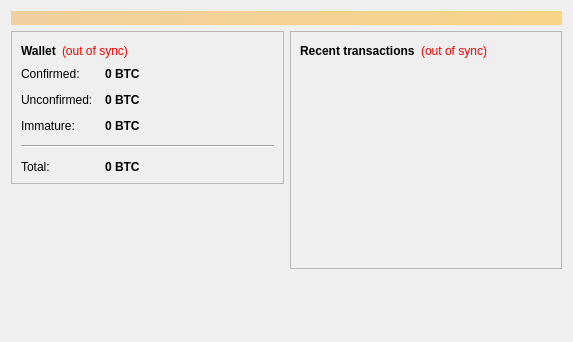
Before: the Qt Designer form src/qt/forms/overviewpage.ui in raffermeko/bitcoin, drawn with Qt 5.
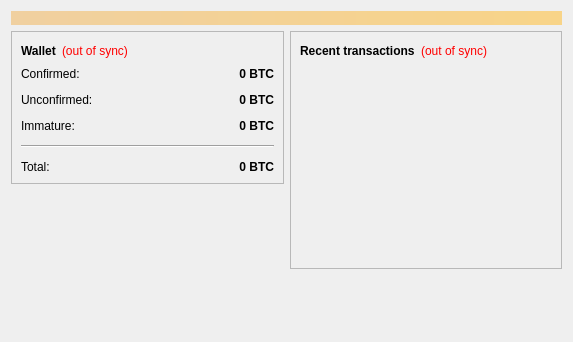
After: the same form once the commit is applied.

Commit message:
qt: align amounts on overview page to the right
This is more consistent with other places in the GUI.

Patch:
```diff
--- a/src/qt/forms/overviewpage.ui
+++ b/src/qt/forms/overviewpage.ui
@@ -124,6 +124,9 @@
               <property name="text">
                <string notr="true">0 BTC</string>
               </property>
+              <property name="alignment">
+               <set>Qt::AlignRight|Qt::AlignTrailing|Qt::AlignVCenter</set>
+              </property>
               <property name="textInteractionFlags">
                <set>Qt::LinksAccessibleByMouse|Qt::TextSelectableByKeyboard|Qt::TextSelectableByMouse</set>
               </property>
@@ -153,6 +156,9 @@
               <property name="text">
                <string notr="true">0 BTC</string>
               </property>
+              <property name="alignment">
+               <set>Qt::AlignRight|Qt::AlignTrailing|Qt::AlignVCenter</set>
+              </property>
               <property name="textInteractionFlags">
                <set>Qt::LinksAccessibleByMouse|Qt::TextSelectableByKeyboard|Qt::TextSelectableByMouse</set>
               </property>
@@ -179,6 +185,9 @@
               <property name="text">
                <string notr="true">0 BTC</string>
               </property>
+              <property name="alignment">
+               <set>Qt::AlignRight|Qt::AlignTrailing|Qt::AlignVCenter</set>
+              </property>
               <property name="textInteractionFlags">
                <set>Qt::LinksAccessibleByMouse|Qt::TextSelectableByKeyboard|Qt::TextSelectableByMouse</set>
               </property>
@@ -208,6 +217,9 @@
               <property name="text">
                <string notr="true">0 BTC</string>
               </property>
+              <property name="alignment">
+               <set>Qt::AlignRight|Qt::AlignTrailing|Qt::AlignVCenter</set>
+              </property>
               <property name="textInteractionFlags">
                <set>Qt::LinksAccessibleByMouse|Qt::TextSelectableByKeyboard|Qt::TextSelectableByMouse</set>
               </property>
```
